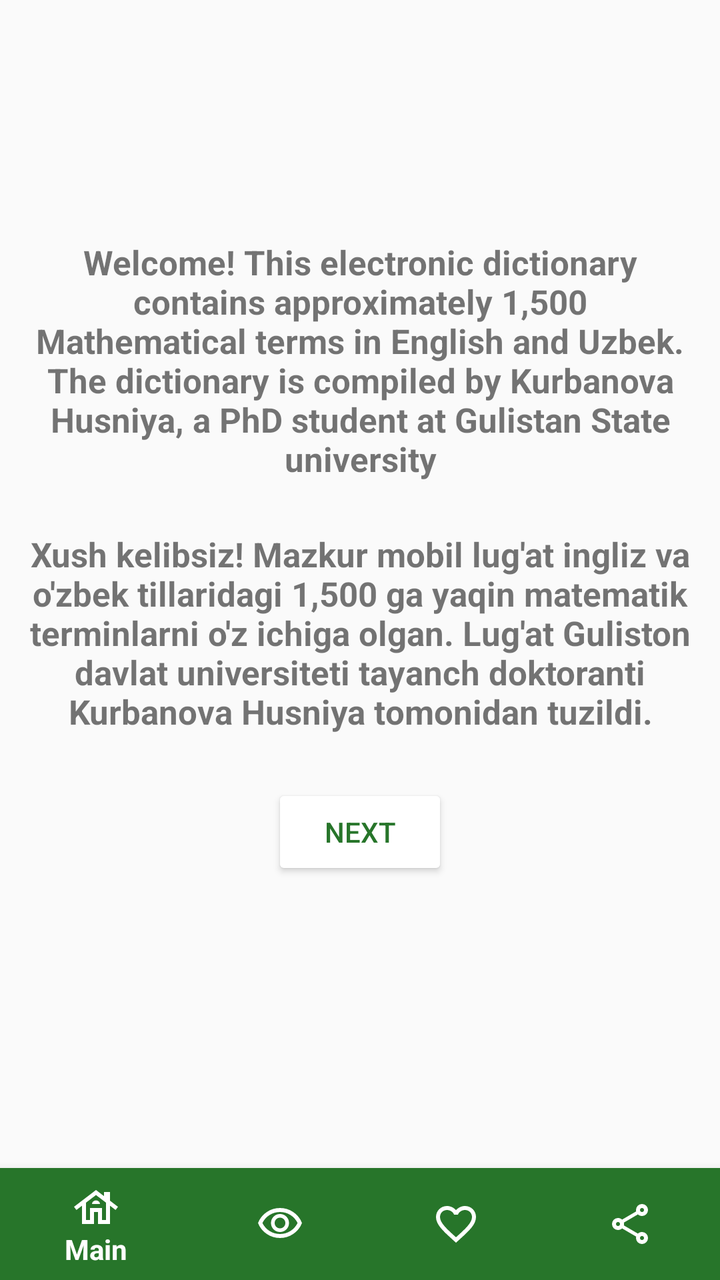
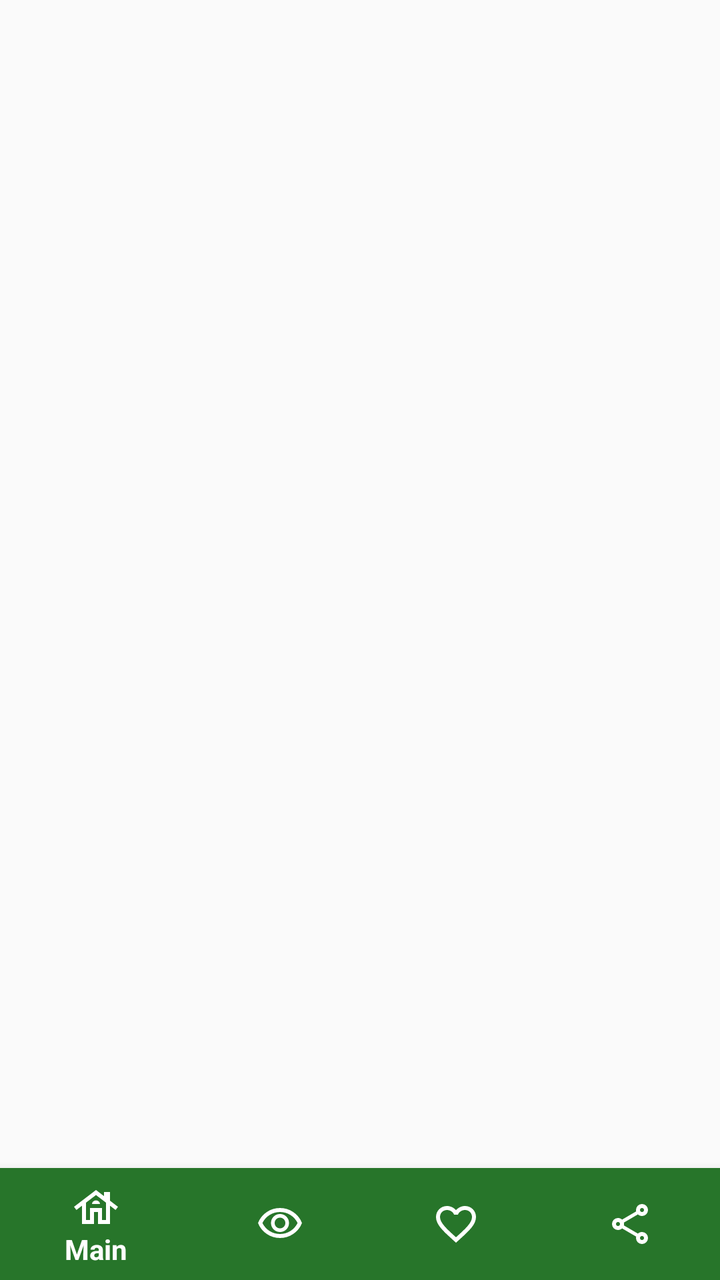

Two renders of the same Android screen: before a commit and after it. Below are the layout's source before the change and the commit's diff.
<!-- AndroidManifest.xml: application theme Theme.MathTerminology -->
<!-- res/layout/activity_main.xml -->
<?xml version="1.0" encoding="utf-8"?>
<androidx.constraintlayout.widget.ConstraintLayout xmlns:android="http://schemas.android.com/apk/res/android"
    xmlns:app="http://schemas.android.com/apk/res-auto"
    xmlns:tools="http://schemas.android.com/tools"
    android:id="@+id/body_container"
    android:layout_width="match_parent"
    android:layout_height="match_parent"
    tools:context=".MainActivity">

    <LinearLayout
        android:layout_width="match_parent"
        android:layout_height="match_parent"
        android:layout_marginTop="0dp"
        android:layout_marginBottom="100dp"
        android:gravity="center"
        android:orientation="vertical"
        app:layout_constraintBottom_toTopOf="@+id/botton_navigation"
        app:layout_constraintTop_toTopOf="parent">














        <TextView
            android:id="@+id/textView1"
            android:layout_width="match_parent"
            android:layout_height="wrap_content"
            android:layout_marginLeft="12dp"
            android:layout_marginTop="20dp"
            android:layout_marginRight="12dp"
            android:gravity="center"
            android:text="@string/hello"
            android:textSize="17dp"
            android:textStyle="bold"
            app:layout_constraintEnd_toEndOf="parent"
            app:layout_constraintHorizontal_bias="0.0"
            app:layout_constraintStart_toStartOf="parent"
            app:layout_constraintTop_toBottomOf="@+id/textView" />

        <TextView
            android:id="@+id/textView2"
            android:layout_width="match_parent"
            android:layout_height="wrap_content"
            android:layout_marginLeft="12dp"
            android:layout_marginTop="25dp"
            android:layout_marginRight="12dp"
            android:gravity="center"
            android:text="@string/hello_3"
            android:textSize="17dp"
            android:textStyle="bold"
            app:layout_constraintEnd_toEndOf="parent"
            app:layout_constraintHorizontal_bias="0.5"
            app:layout_constraintStart_toStartOf="parent"
            app:layout_constraintTop_toBottomOf="@+id/textView1" />

        <Button
            android:id="@+id/next_button"
            android:layout_width="wrap_content"
            android:layout_height="wrap_content"
            android:layout_marginTop="25dp"
            android:backgroundTint="@color/white"
            android:text="Next"
            android:textColor="@color/purple_500"
            app:layout_constraintEnd_toEndOf="parent"
            app:layout_constraintHorizontal_bias="0.5"
            app:layout_constraintStart_toStartOf="parent"
            app:layout_constraintTop_toBottomOf="@+id/textView2" />


    </LinearLayout>

    <com.google.android.material.bottomnavigation.BottomNavigationView
        android:id="@+id/botton_navigation"
        android:layout_width="0dp"
        android:layout_height="wrap_content"
        android:layout_marginStart="0dp"
        android:layout_marginEnd="0dp"
        android:background="@color/purple_500"
        app:itemIconTint="@color/white"
        app:itemTextColor="@color/white"
        app:layout_constraintBottom_toBottomOf="parent"
        app:layout_constraintLeft_toLeftOf="parent"
        app:layout_constraintRight_toRightOf="parent"
        app:menu="@menu/bottom_nav_menu" />




</androidx.constraintlayout.widget.ConstraintLayout>
<!-- resources referenced by this layout -->
<resources>
  <color name="purple_500">#27752A</color>
  <color name="white">#FFFFFFFF</color>
  <string name="hello">
      Welcome!
          This electronic dictionary contains approximately 1,500 Mathematical terms in English and Uzbek.
          The dictionary is compiled by Kurbanova Husniya, a PhD student at Gulistan State university
      </string>
  <string name="hello_3">
      Xush kelibsiz!
          Mazkur mobil lug\'at ingliz va o\'zbek tillaridagi 1,500 ga yaqin matematik terminlarni o\'z ichiga olgan.
          Lug\'at Guliston davlat universiteti tayanch doktoranti Kurbanova Husniya tomonidan tuzildi.</string>
  <style name="Theme.MathTerminology" parent="Base.Theme.MathTerminology" />
  <style name="Base.Theme.MathTerminology" parent="Theme.MaterialComponents.DayNight.NoActionBar.Bridge">
                                   
          
  
          <item name="actionMenuTextColor">@color/white</item>
      </style>
</resources>

<!-- the commit's change to res/layout/activity_main.xml (unified diff, before → after) -->
@@ -6,16 +6,6 @@
     android:layout_width="match_parent"
     android:layout_height="match_parent"
     tools:context=".MainActivity">
-
-    <LinearLayout
-        android:layout_width="match_parent"
-        android:layout_height="match_parent"
-        android:layout_marginTop="0dp"
-        android:layout_marginBottom="100dp"
-        android:gravity="center"
-        android:orientation="vertical"
-        app:layout_constraintBottom_toTopOf="@+id/botton_navigation"
-        app:layout_constraintTop_toTopOf="parent">
 
 
 
@@ -30,53 +20,50 @@
 
 
 
-        <TextView
-            android:id="@+id/textView1"
-            android:layout_width="match_parent"
-            android:layout_height="wrap_content"
-            android:layout_marginLeft="12dp"
-            android:layout_marginTop="20dp"
-            android:layout_marginRight="12dp"
-            android:gravity="center"
-            android:text="@string/hello"
-            android:textSize="17dp"
-            android:textStyle="bold"
-            app:layout_constraintEnd_toEndOf="parent"
-            app:layout_constraintHorizontal_bias="0.0"
-            app:layout_constraintStart_toStartOf="parent"
-            app:layout_constraintTop_toBottomOf="@+id/textView" />
-
-        <TextView
-            android:id="@+id/textView2"
-            android:layout_width="match_parent"
-            android:layout_height="wrap_content"
-            android:layout_marginLeft="12dp"
-            android:layout_marginTop="25dp"
-            android:layout_marginRight="12dp"
-            android:gravity="center"
-            android:text="@string/hello_3"
-            android:textSize="17dp"
-            android:textStyle="bold"
-            app:layout_constraintEnd_toEndOf="parent"
-            app:layout_constraintHorizontal_bias="0.5"
-            app:layout_constraintStart_toStartOf="parent"
-            app:layout_constraintTop_toBottomOf="@+id/textView1" />
-
-        <Button
-            android:id="@+id/next_button"
-            android:layout_width="wrap_content"
-            android:layout_height="wrap_content"
-            android:layout_marginTop="25dp"
-            android:backgroundTint="@color/white"
-            android:text="Next"
-            android:textColor="@color/purple_500"
-            app:layout_constraintEnd_toEndOf="parent"
-            app:layout_constraintHorizontal_bias="0.5"
-            app:layout_constraintStart_toStartOf="parent"
-            app:layout_constraintTop_toBottomOf="@+id/textView2" />
 
 
-    </LinearLayout>
+
+
+
+
+
+
+
+
+
+
+
+
+
+
+
+
+
+
+
+
+
+
+
+
+
+
+
+
+
+
+
+
+
+
+
+
+
+
+
+
+
+
 
     <com.google.android.material.bottomnavigation.BottomNavigationView
         android:id="@+id/botton_navigation"
<!-- resource entries referenced after the edit -->
@@ -2,15 +2,6 @@
 <resources>
   <color name="purple_500">#27752A</color>
   <color name="white">#FFFFFFFF</color>
-  <string name="hello">
-      Welcome!
-          This electronic dictionary contains approximately 1,500 Mathematical terms in English and Uzbek.
-          The dictionary is compiled by Kurbanova Husniya, a PhD student at Gulistan State university
-      </string>
-  <string name="hello_3">
-      Xush kelibsiz!
-          Mazkur mobil lug\'at ingliz va o\'zbek tillaridagi 1,500 ga yaqin matematik terminlarni o\'z ichiga olgan.
-          Lug\'at Guliston davlat universiteti tayanch doktoranti Kurbanova Husniya tomonidan tuzildi.</string>
   <style name="Theme.MathTerminology" parent="Base.Theme.MathTerminology" />
   <style name="Base.Theme.MathTerminology" parent="Theme.MaterialComponents.DayNight.NoActionBar.Bridge">
                                    
